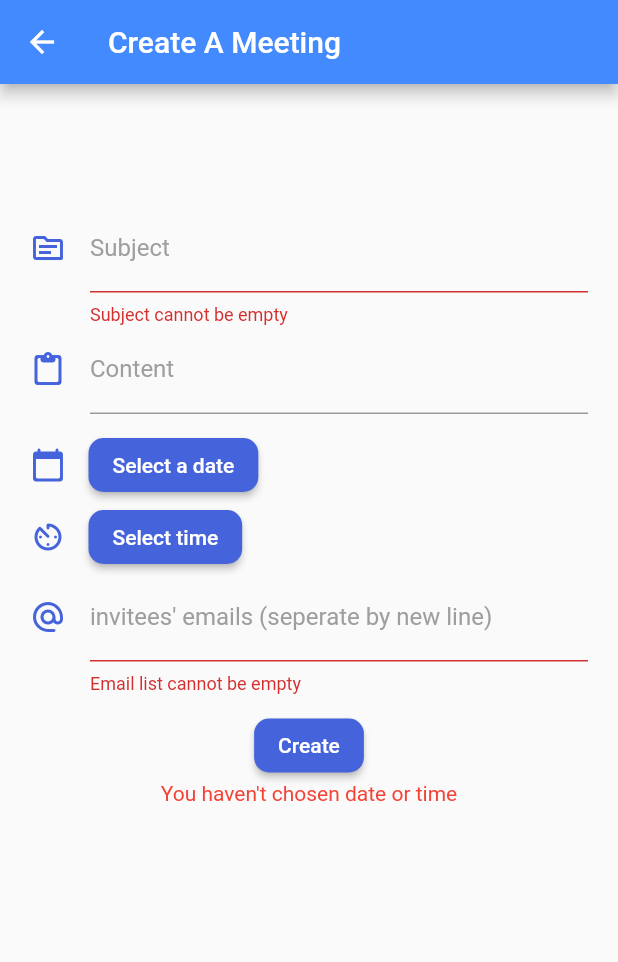
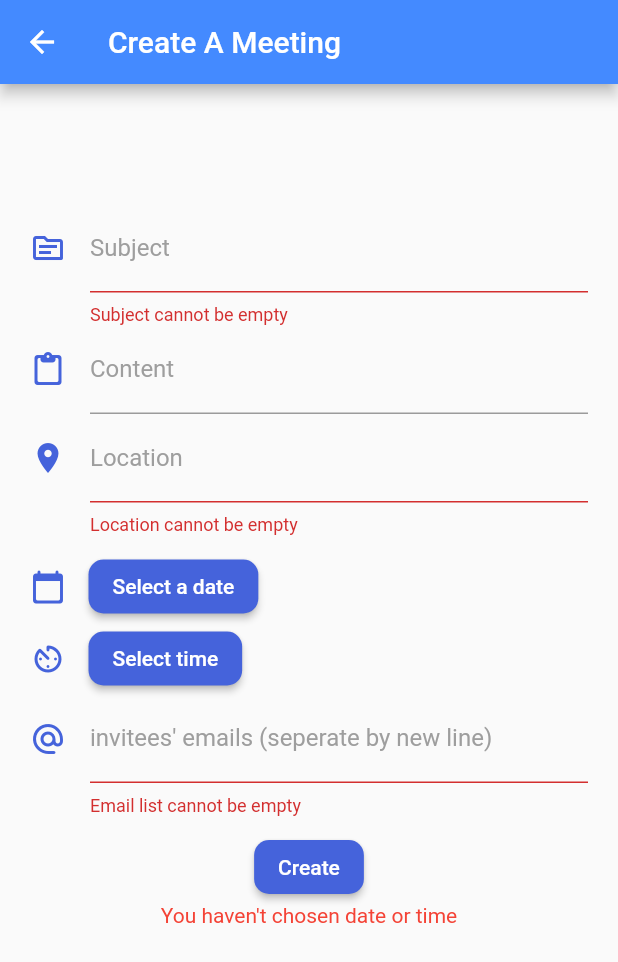
Before and after one commit to TeddyBonkerz/SyncUp, a Flutter app: the CreateMeeting screen opened directly, after a tap on "Create", on a phone screen of 412 x 824 dp. Shown: the top 962 px of the screen. Run offline on Flutter 3.47's test engine with Material 2 defaults, Android fonts, the phone set to English and light mode, and no system bars; our stand-ins replace firebase_auth, firebase_core, flutter_spinkit, google_fonts; missing offline and left inert: mailer; accounts and stored records are empty; Roboto replaces fonts that are missing (Montserrat).

Commit message:
location

```diff
--- a/lib/components/meeting_cards.dart
+++ b/lib/components/meeting_cards.dart
@@ -50,7 +50,7 @@ class HomePageCards extends StatelessWidget {
                 CircleAvatar(
                   backgroundColor: primaryColor,
                   child: Text(
-                    meetingList[index].organizer.substring(0, 1),
+                    meetingList[index].title.substring(0, 1),
                     style: TextStyle(color: Colors.white),
                   ),
                 ),
--- a/lib/models/listMeetingModel.dart
+++ b/lib/models/listMeetingModel.dart
@@ -8,7 +8,7 @@ class MeetingList {
   List<Meeting> meetingList = [
     new Meeting(
         meetingId: "123",
-        organizer: "Grim Munchkins",
+        // organizer: "Grim Munchkins",
         title: "Rick and Morty Season 5 Premieres",
         description:
             "Invite to see who will be comming for the new Rick and Morty Season Premiere",
@@ -19,7 +19,7 @@ class MeetingList {
         ]),
     new Meeting(
         meetingId: "124",
-        organizer: "Grim Munchkins",
+        // organizer: "Grim Munchkins",
         title: "Graduation Party",
         description:
             "Invitation for all who wish to attend my graduation party",
--- a/lib/models/meetingModel.dart
+++ b/lib/models/meetingModel.dart
@@ -2,29 +2,31 @@ import 'package:syncup/models/attendeeModel.dart';
 
 class Meeting {
   String meetingId;
-  String organizer;
+  // String organizer;
   String title;
   String description;
   String meetingDate;
   //we intend to use DateTime at some point:
   //final DateTime meetingDate;
+  String location;
   List<Attendee> attendees;
 
   Meeting(
       {this.meetingId,
-      this.organizer,
+      // this.organizer,
       this.title,
       this.description,
       this.meetingDate,
-      this.attendees});
+      this.attendees,
+      this.location});
 
   get getMeetingId => this.meetingId;
 
   set setMeetingId(meetingId) => this.meetingId = meetingId;
 
-  get getOrganizer => this.organizer;
-
-  set setOrganizer(organizer) => this.organizer = organizer;
+  // get getOrganizer => this.organizer;
+  //
+  // set setOrganizer(organizer) => this.organizer = organizer;
 
   get getTitle => this.title;
 
--- a/lib/screens/create_meeting.dart
+++ b/lib/screens/create_meeting.dart
@@ -16,11 +16,13 @@ class _CreateMeetingState extends State<CreateMeeting> {
   final _subjectText = TextEditingController();
   final _contentText = TextEditingController();
   final _emailList = TextEditingController();
+  final _locationText = TextEditingController();
   // final _passwordText = TextEditingController();
   bool _validateSubject = true;
   // bool _validateContent = true;
   bool _validateEmail = true;
   // bool _validatePassword = true;
+  bool _validateLocation = true;
 
   DateTime selectedDate;
   String date;
@@ -28,6 +30,7 @@ class _CreateMeetingState extends State<CreateMeeting> {
   String time;
   String subject;
   String content;
+  String location;
   List<String> emailList;
   String error = '';
 
@@ -112,6 +115,25 @@ class _CreateMeetingState extends State<CreateMeeting> {
                     color: primaryColor,
                   ),
                   labelText: 'Content',
+                  labelStyle: TextStyle(
+                      //fontWeight: FontWeight.bold,
+                      fontFamily: 'Montserrat',
+                      color: Colors.grey),
+                  focusedBorder: UnderlineInputBorder(
+                    borderSide: BorderSide(color: primaryColor),
+                  ),
+                ),
+              ),
+              TextField(
+                controller: _locationText,
+                decoration: InputDecoration(
+                  errorText:
+                      _validateLocation ? null : 'Location cannot be empty',
+                  icon: Icon(
+                    Icons.location_on,
+                    color: primaryColor,
+                  ),
+                  labelText: 'Location',
                   labelStyle: TextStyle(
                       //fontWeight: FontWeight.bold,
                       fontFamily: 'Montserrat',
@@ -214,23 +236,30 @@ class _CreateMeetingState extends State<CreateMeeting> {
                   setState(() {
                     bool subjectTextValid = _subjectText.text.isNotEmpty;
                     bool emailListValid = _emailList.text.isNotEmpty;
+                    bool locationTextValid = _locationText.text.isNotEmpty;
                     if (subjectTextValid &&
                         emailListValid &&
+                        locationTextValid &&
                         date != null &&
                         time != null) {
                       error = '';
                       _validateEmail = true;
                       _validateSubject = true;
+                      _validateLocation = true;
+                      location = _locationText.text.toString();
                       subject = _subjectText.text.toString();
                       content = _contentText.text.toString();
                       emailList = _emailList.text.toString().split("\n");
 
-                      showAlertDialog(
-                          context, subject, content, date, time, emailList);
+                      showAlertDialog(context, subject, location, content, date,
+                          time, emailList);
                       print("$subject $date $time $content $emailList");
                     } else {
                       if (!subjectTextValid) {
                         _validateSubject = false;
+                      }
+                      if (!locationTextValid) {
+                        _validateLocation = false;
                       }
                       if (!emailListValid) {
                         _validateEmail = false;
@@ -240,15 +269,6 @@ class _CreateMeetingState extends State<CreateMeeting> {
                       }
                     }
                   });
-
-                  // setState(() {
-                  //   subject = _subjectText.text.toString();
-                  //   content = _contentText.text.toString();
-                  //   emailList = _emailList.text.toString().split("\n");
-                  // });
-                  // showAlertDialog(
-                  //     context, subject, content, date, time, emailList);
-                  // print("$subject $date $time $content $emailList");
                 },
                 child: Text(
                   'Create',
@@ -271,8 +291,8 @@ class _CreateMeetingState extends State<CreateMeeting> {
 }
 
 //Method for sending email to recipients
-sendEmail(String subject, String content, String date, String time,
-    List<String> emailList) async {
+sendEmail(String subject, String content, String location, String date,
+    String time, List<String> emailList) async {
   //Enter email and password, ensure you enable less secure app access if its a gmail account
   String username = 'mysyncupapp@gmail.com';
   String password = 'cYQ3gUZp7X@hPeG';
@@ -289,6 +309,9 @@ sendEmail(String subject, String content, String date, String time,
         '<h3>Hello</h3>\n<p>**Sender Name Here** has sent you a SyncUp invitation with the details below.</p>' +
             '\n <p><b>Title: </b>' +
             subject +
+            '</p>' +
+            '\n <p><b>Location: </b>' +
+            location +
             '</p>' +
             '\n <p><b>Description: </b>' +
             content +
@@ -311,8 +334,8 @@ sendEmail(String subject, String content, String date, String time,
   }
 }
 
-showAlertDialog(BuildContext context, String subject, String content,
-    String date, String time, List<String> emailList) {
+showAlertDialog(BuildContext context, String subject, String location,
+    String content, String date, String time, List<String> emailList) {
   // set up the buttons
   Widget cancelButton = TextButton(
     child: Text("Go back"),
@@ -325,7 +348,8 @@ showAlertDialog(BuildContext context, String subject, String content,
     onPressed: () {
       Meeting meeting = Meeting(
           meetingId: '0',
-          organizer: 'ABC',
+          // organizer: 'ABC',
+          location: location,
           title: subject,
           description: content,
           meetingDate: '$date at $time',
@@ -337,7 +361,7 @@ showAlertDialog(BuildContext context, String subject, String content,
         MaterialPageRoute(builder: (context) => HomeScreen()),
         (Route<dynamic> route) => false,
       );
-      sendEmail(subject, content, date, time, emailList);
+      sendEmail(subject, content, location, date, time, emailList);
     },
   );
 
@@ -356,6 +380,16 @@ showAlertDialog(BuildContext context, String subject, String content,
               ),
               SizedBox(width: 5.0),
               Text("$subject"),
+            ],
+          ),
+          Row(
+            children: <Widget>[
+              Text(
+                "Location:",
+                style: TextStyle(fontWeight: FontWeight.bold),
+              ),
+              SizedBox(width: 5.0),
+              Text("$location"),
             ],
           ),
           Row(
--- a/lib/screens/meeting_details.dart
+++ b/lib/screens/meeting_details.dart
@@ -49,7 +49,7 @@ class _MeetingDetails extends State<MeetingDetails> {
                 ListTile(
                     contentPadding: const EdgeInsets.all(10.0),
                     title: Text('Location'),
-                    subtitle: Text('TestLocation')),
+                    subtitle: Text(meeting.location)),
                 // Meeting Check box for completion status
                 CheckboxListTile(
                     title: const Text('Meeting Completed: '),
```
